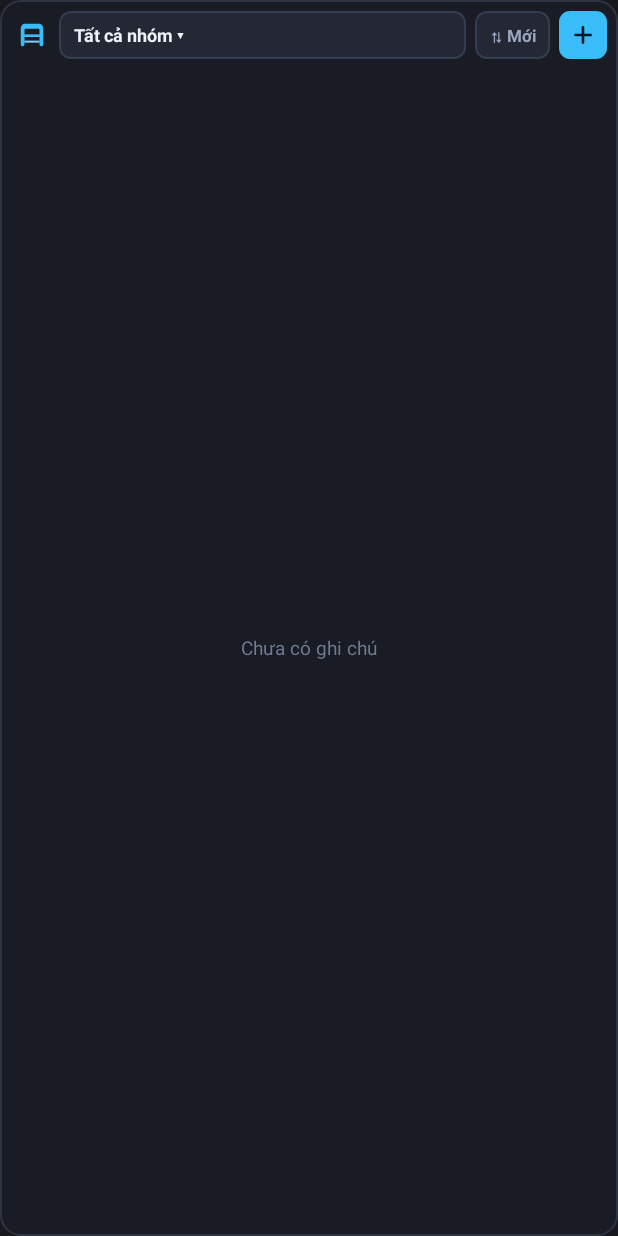
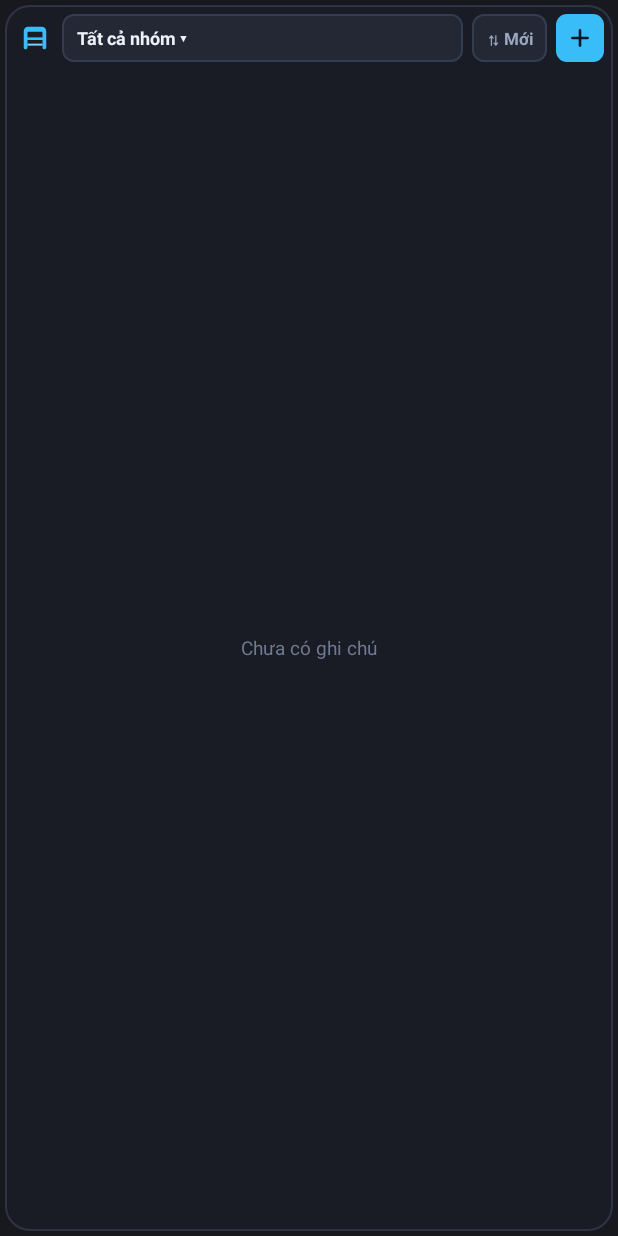
Before and after one commit to NguyenHieu2711/obsidian-quicknotes, an Android app: the layout widget_notes.xml on its own in the app's theme, with its tools: preview values and no code run, on a phone screen of 412 x 824 dp. Run offline under Robolectric (Android 15) with nearby library versions, the phone set to English and light mode, and no system bars.

Commit message:
v1.6.14: Balanced 16dp widget corners with minimal 3.5dp inset to escape One UI 26-28dp clip without shrinking size

```diff
--- a/android/app/src/main/res/drawable/widget_bg.xml
+++ b/android/app/src/main/res/drawable/widget_bg.xml
@@ -2,5 +2,5 @@
 <shape xmlns:android="http://schemas.android.com/apk/res/android" android:shape="rectangle">
     <solid android:color="#191C24" />
     <stroke android:width="1dp" android:color="#2E3444" />
-    <corners android:radius="13dp" />
+    <corners android:radius="16dp" />
 </shape>
--- a/android/app/src/main/res/layout/widget_notes.xml
+++ b/android/app/src/main/res/layout/widget_notes.xml
@@ -1,14 +1,25 @@
 <?xml version="1.0" encoding="utf-8"?>
-<LinearLayout xmlns:android="http://schemas.android.com/apk/res/android"
-    android:id="@+id/w_notes_root"
+<FrameLayout xmlns:android="http://schemas.android.com/apk/res/android"
+    android:id="@android:id/background"
     android:layout_width="match_parent"
-    android:layout_height="match_parent"
-    android:background="@drawable/widget_bg"
-    android:orientation="vertical"
-    android:paddingStart="7dp"
-    android:paddingTop="7dp"
-    android:paddingEnd="7dp"
-    android:paddingBottom="7dp">
+    android:layout_height="match_parent">
+
+    <!-- Minimal 3.5dp inset lets 16dp corners stay completely clear of One UI's ~26-28dp mask with almost zero size loss -->
+    <TextView
+        android:layout_width="1dp"
+        android:layout_height="1dp" />
+
+    <LinearLayout
+        android:id="@+id/w_notes_root"
+        android:layout_width="match_parent"
+        android:layout_height="match_parent"
+        android:layout_margin="3.5dp"
+        android:background="@drawable/widget_bg"
+        android:orientation="vertical"
+        android:paddingStart="6dp"
+        android:paddingTop="6dp"
+        android:paddingEnd="6dp"
+        android:paddingBottom="6dp">
 
     <LinearLayout
         android:layout_width="match_parent"
@@ -94,4 +105,5 @@
             android:textSize="12.5sp" />
     </FrameLayout>
 
-</LinearLayout>
+    </LinearLayout>
+</FrameLayout>
```
Also changed, not shown: android/app/src/main/res/layout/widget_quick_companion.xml (+13 -1 lines), android/app/src/main/res/layout/widget_tasks.xml (+22 -10 lines), 3 other files.
